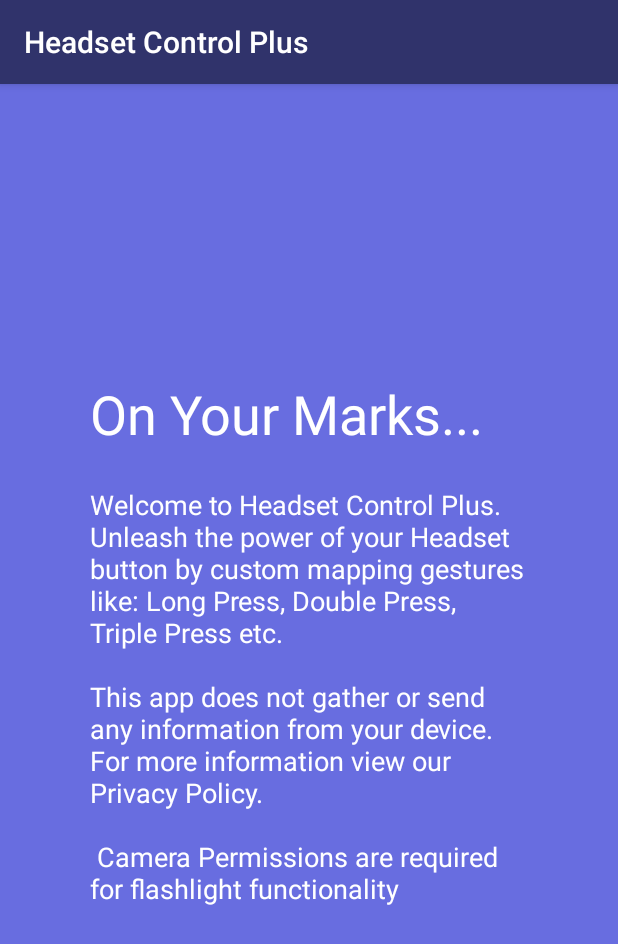
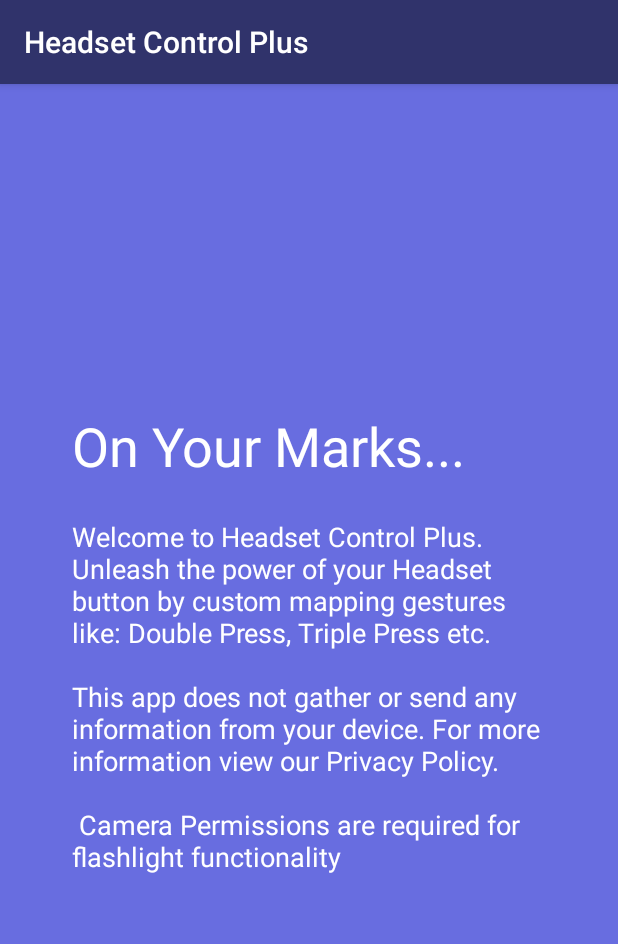
Before and after one commit to nadchif/headset-control-plus, an Android app: the fragment IntroSlideWelcome placed in its activity, on a phone screen of 412 x 824 dp. Shown: the top 944 px of the screen. Run offline under Robolectric (Android 15) with nearby library versions, the phone set to English and light mode, and no system bars; our stand-ins replace androidx.preference.

Commit message:
implemented triple press

```diff
--- a/app/build.gradle
+++ b/app/build.gradle
@@ -5,10 +5,10 @@ android {
     buildToolsVersion "29.0.3"
     defaultConfig {
         applicationId "com.chif.headsetcontrolplus"
-        minSdkVersion 23
+        minSdkVersion 22
         targetSdkVersion 29
-        versionCode 12
-        versionName "0.2.7"
+        versionCode 13
+        versionName "0.2.8"
         testInstrumentationRunner "androidx.test.runner.AndroidJUnitRunner"
     }
     buildTypes {
--- a/app/src/main/java/com/chif/headsetcontrolplus/SettingsFragment.java
+++ b/app/src/main/java/com/chif/headsetcontrolplus/SettingsFragment.java
@@ -77,7 +77,7 @@ public class SettingsFragment extends PreferenceFragmentCompat {
   public void onCreatePreferences(final Bundle savedInstanceState, final String rootKey) {
     setPreferencesFromResource(R.xml.main_preferences, rootKey);
     bindPreferenceSummaryToValue(findPreference("hcp_mode"));
-    bindPreferenceSummaryToValue(findPreference("hcp_gestures_long_press"));
+    bindPreferenceSummaryToValue(findPreference("hcp_gestures_triple_press"));
     bindPreferenceSummaryToValue(findPreference("hcp_gestures_single_press"));
     bindPreferenceSummaryToValue(findPreference("hcp_gestures_double_press"));
     mPrefForegroundSwitch = findPreference("enable_hcp_foreground_service");
--- a/app/src/main/java/com/chif/headsetcontrolplus/slides/IntroSlideSetup.java
+++ b/app/src/main/java/com/chif/headsetcontrolplus/slides/IntroSlideSetup.java
@@ -59,6 +59,7 @@ public class IntroSlideSetup extends Fragment implements ISlidePolicy {
 
     // This receiver will wait to hear from the accessibility service that,
     // the headset button has worked
+
     getActivity().registerReceiver(mBroadcastReceiver,
             new IntentFilter(getActivity().getPackageName()));
     return view;
--- a/app/src/main/res/layout/fragment_intro_slide_permissions.xml
+++ b/app/src/main/res/layout/fragment_intro_slide_permissions.xml
@@ -6,7 +6,7 @@
     android:background="@color/introPermissions"
     android:gravity="center"
     android:orientation="vertical"
-    android:padding="60dp">
+    android:padding="48dp">
 
     <TextView
         android:id="@+id/textView"
--- a/app/src/main/res/layout/fragment_intro_slide_setup.xml
+++ b/app/src/main/res/layout/fragment_intro_slide_setup.xml
@@ -6,7 +6,7 @@
     android:background="@color/introPermissions"
     android:gravity="center"
     android:orientation="vertical"
-    android:padding="60dp">
+    android:padding="48dp">
 
     <TextView
         android:id="@+id/textView"
--- a/app/src/main/res/layout/fragment_intro_slide_welcome.xml
+++ b/app/src/main/res/layout/fragment_intro_slide_welcome.xml
@@ -6,7 +6,7 @@
     android:background="@color/introPermissions"
     android:gravity="center"
     android:orientation="vertical"
-    android:padding="60dp">
+    android:padding="48dp">
 
     <TextView
         android:id="@+id/textView"
--- a/app/src/main/res/values/strings.xml
+++ b/app/src/main/res/values/strings.xml
@@ -78,12 +78,9 @@
     <string name="pref_button_gestures_triple_press">
         Triple Press
     </string>
-    <string name="pref_button_gestures_long_press">
-        Long Press
-    </string>
 
     <!--System Actions-->
-    <string name="pref_button_actions_default">System Default</string>
+    <!-- <string name="pref_button_actions_default">System Default</string> -->
     <string name="pref_button_actions_flashlight_toggle">Flashlight On/Off</string>
     <!--Media Actions-->
     <string name="pref_button_actions_playpause">Play/Pause</string>
@@ -101,7 +98,7 @@
     </string>
     <string name="intro_details_welcome">
         Welcome to Headset Control Plus. Unleash the power of your Headset button by custom mapping gestures like:
-        Long Press, Double Press, Triple Press etc.\n\nThis app does not gather or send any information from your device. For more information view our Privacy Policy.\n\n
+        Double Press, Triple Press etc.\n\nThis app does not gather or send any information from your device. For more information view our Privacy Policy.\n\n
 Camera Permissions are required for flashlight functionality
     </string>
 
@@ -133,7 +130,7 @@ Camera Permissions are required for flashlight functionality
         Go!!
     </string>
     <string name="intro_details_setup">
-        Awesome! Now let\'s test the setup of your phone and headset (not all phone/headset are supported)
+        Awesome! Now let\'s test the setup of your phone and headset (not all phone/headset are supported)\n\n
         Connect your headset to the phone and press the headset button to continue, if your setup is supported you will be able to proceed.
     </string>
 
@@ -153,7 +150,7 @@ Camera Permissions are required for flashlight functionality
 
     <!-- Media Actions -->
     <string-array name="pref_media_actions">
-        <item>System Default</item>
+        <!--<item>System Default</item>-->
         <item>Play/Pause</item>
         <item>Next Track</item>
         <item>Previous Track</item>
--- a/app/src/main/res/xml/appinfo_preferences.xml
+++ b/app/src/main/res/xml/appinfo_preferences.xml
@@ -2,7 +2,7 @@
     xmlns:app="http://schemas.android.com/apk/res-auto">
     <Preference
         app:key="about_hcp_version"
-        app:summary="0.2.7"
+        app:summary="0.2.8"
         app:title="@string/pref_title_version"
         app:iconSpaceReserved="false" ></Preference>
     <Preference
--- a/app/src/main/res/xml/main_preferences.xml
+++ b/app/src/main/res/xml/main_preferences.xml
@@ -40,7 +40,7 @@
             app:entries="@array/pref_media_actions"
             app:entryValues="@array/pref_media_actions"
             app:key="hcp_gestures_single_press"
-            app:summary="@string/pref_button_actions_default"
+            app:summary="@string/pref_button_actions_playpause"
             app:title="@string/pref_button_gestures_single_press"
             app:iconSpaceReserved="false" />
 
@@ -57,9 +57,9 @@
             app:defaultValue="@string/pref_button_actions_previous"
             app:entries="@array/pref_media_actions"
             app:entryValues="@array/pref_media_actions"
-            app:key="hcp_gestures_long_press"
+            app:key="hcp_gestures_triple_press"
             app:summary="@string/pref_button_actions_previous"
-            app:title="@string/pref_button_gestures_long_press"
+            app:title="@string/pref_button_gestures_triple_press"
             app:iconSpaceReserved="false" />
 
     </PreferenceCategory>
```
Also changed, not shown: app/src/main/java/com/chif/headsetcontrolplus/ForegroundService.java (+20 -25 lines), app/src/main/java/com/chif/headsetcontrolplus/HeadsetControlPlusService.java (+39 -57 lines), app/src/main/java/com/chif/headsetcontrolplus/providers/StravaProvider.java (+13 -4 lines), app/src/main/java/com/chif/headsetcontrolplus/shared/ServiceBase.java (+12 -1 lines), 1 other file.
